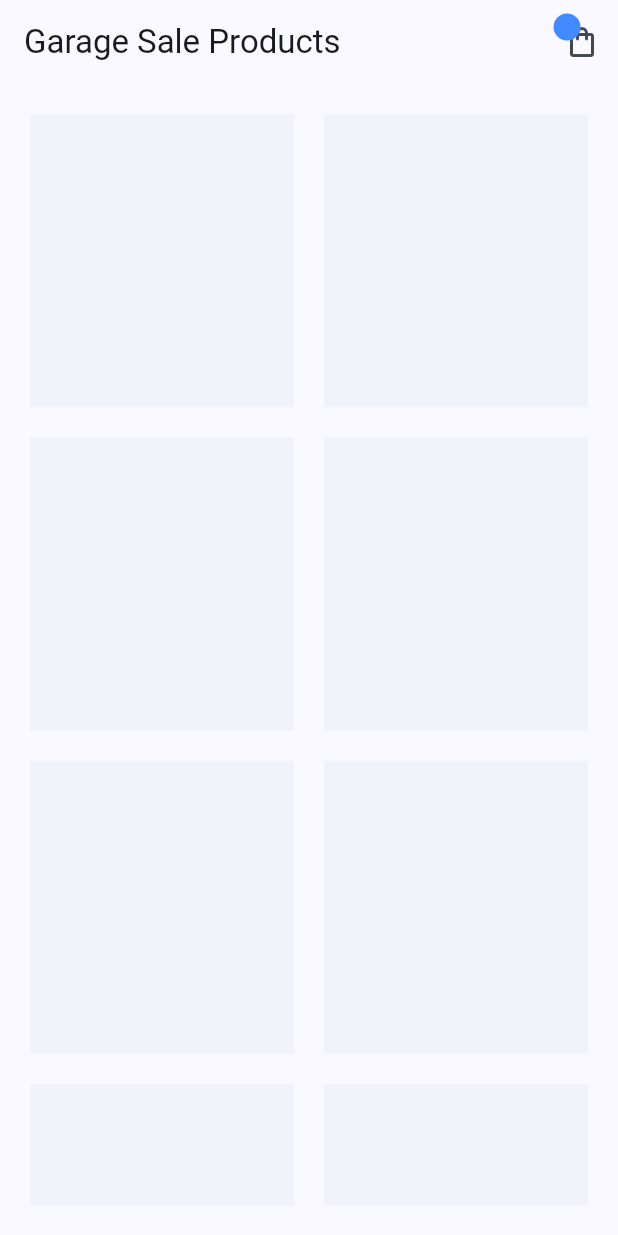
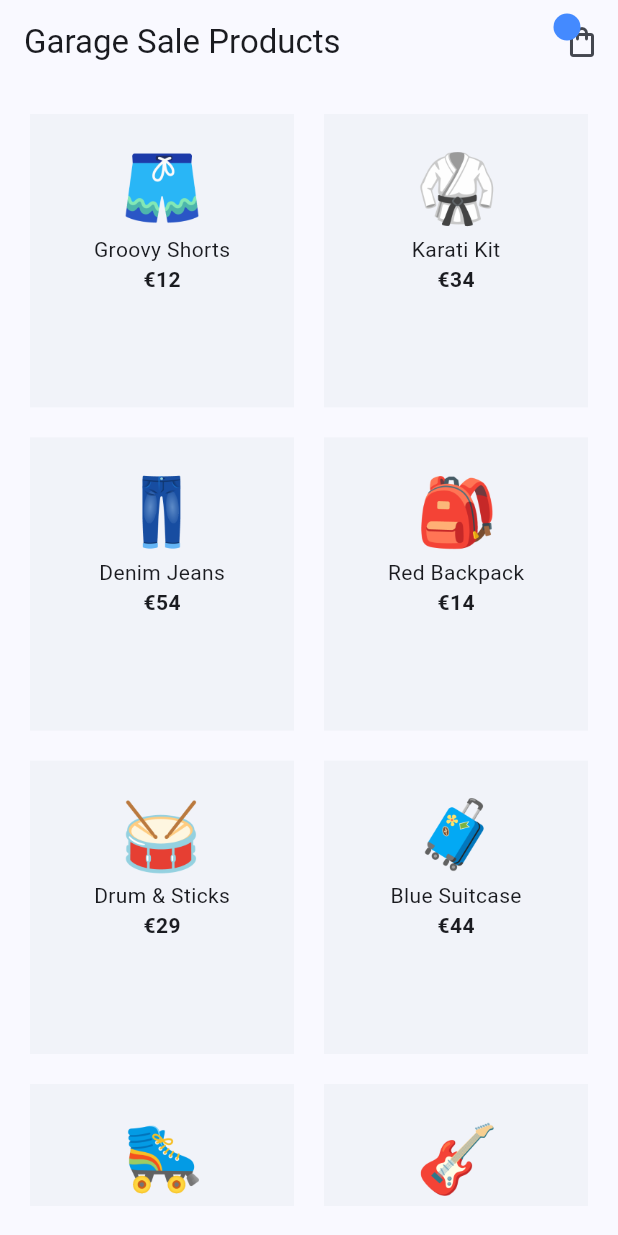
Before and after one commit to ruxmur/flutter-riverpod-tutorial, a Flutter app: the screen it shows after launch, on a phone screen of 412 x 824 dp. Run offline on Flutter 3.47's test engine with Material 3 defaults, Android fonts, the phone set to English and light mode, and no system bars; our stand-ins replace flutter_riverpod.

Commit message:
Lesson 2.

```diff
--- a/lib/main.dart
+++ b/lib/main.dart
@@ -1,8 +1,9 @@
 import 'package:flutter/material.dart';
+import 'package:flutter_riverpod/flutter_riverpod.dart';
 import '/screens/home/home_screen.dart';
 
 void main() {
-  runApp(const MyApp());
+  runApp(const ProviderScope(child: MyApp()));
 }
 
 class MyApp extends StatelessWidget {
--- a/lib/providers/product_provider.dart
+++ b/lib/providers/product_provider.dart
@@ -2,14 +2,14 @@ import 'package:flutter_riverpod/flutter_riverpod.dart';
 import '/models/product.dart';
 
 const List<Product> allProducts = [
-  Product(id: '1', title: 'Groovy Shorts', price: 12, image: 'assets/products/shorts.png'),
-  Product(id: '2', title: 'Karati Kit', price: 34, image: 'assets/products/karati.png'),
-  Product(id: '3', title: 'Denim Jeans', price: 54, image: 'assets/products/jeans.png'),
-  Product(id: '4', title: 'Red Backpack', price: 14, image: 'assets/products/backpack.png'),
-  Product(id: '5', title: 'Drum & Sticks', price: 29, image: 'assets/products/drum.png'),
-  Product(id: '6', title: 'Blue Suitcase', price: 44, image: 'assets/products/suitcase.png'),
-  Product(id: '7', title: 'Roller Skates', price: 52, image: 'assets/products/skates.png'),
-  Product(id: '8', title: 'Electric Guitar', price: 79, image: 'assets/products/guitar.png'),
+  Product(id: '1', title: 'Groovy Shorts', price: 12, image: 'assets/shorts.png'),
+  Product(id: '2', title: 'Karati Kit', price: 34, image: 'assets/karati.png'),
+  Product(id: '3', title: 'Denim Jeans', price: 54, image: 'assets/jeans.png'),
+  Product(id: '4', title: 'Red Backpack', price: 14, image: 'assets/backpack.png'),
+  Product(id: '5', title: 'Drum & Sticks', price: 29, image: 'assets/drum.png'),
+  Product(id: '6', title: 'Blue Suitcase', price: 44, image: 'assets/suitcase.png'),
+  Product(id: '7', title: 'Roller Skates', price: 52, image: 'assets/skates.png'),
+  Product(id: '8', title: 'Electric Guitar', price: 79, image: 'assets/guitar.png'),
 ];
 
 final productsProvider = Provider((ref) {
--- a/lib/screens/home/home_screen.dart
+++ b/lib/screens/home/home_screen.dart
@@ -1,11 +1,15 @@
 import 'package:flutter/material.dart';
+import 'package:flutter_riverpod/flutter_riverpod.dart';
+import 'package:flutter_riverpod_tutorial/providers/product_provider.dart';
 import '/shared/cart_icon.dart';
 
-class HomeScreen extends StatelessWidget {
+class HomeScreen extends ConsumerWidget {
   const HomeScreen({super.key});
 
   @override
-  Widget build(BuildContext context) {
+  Widget build(BuildContext context, WidgetRef ref) {
+    final allProducts = ref.watch(productsProvider);
+
     return Scaffold(
       appBar: AppBar(
         title: const Text('Garage Sale Products'),
@@ -14,7 +18,7 @@ class HomeScreen extends StatelessWidget {
       body: Padding(
         padding: const EdgeInsets.all(20),
         child: GridView.builder(
-          itemCount: 8,
+          itemCount: allProducts.length,
           gridDelegate:const SliverGridDelegateWithFixedCrossAxisCount(
             crossAxisCount: 2,
             mainAxisSpacing: 20,
@@ -25,6 +29,13 @@ class HomeScreen extends StatelessWidget {
             return Container(
               padding: const EdgeInsets.all(20),
               color: Colors.blueGrey.withOpacity(0.05),
+              child: Column(
+                children: [
+                  Image.asset(allProducts[index].image, width: 60, height: 60),
+                  Text(allProducts[index].title),
+                  Text('€${allProducts[index].price}', style: const TextStyle(fontWeight: FontWeight.bold)),
+                ]
+              )
             );
           },
         ),
```
